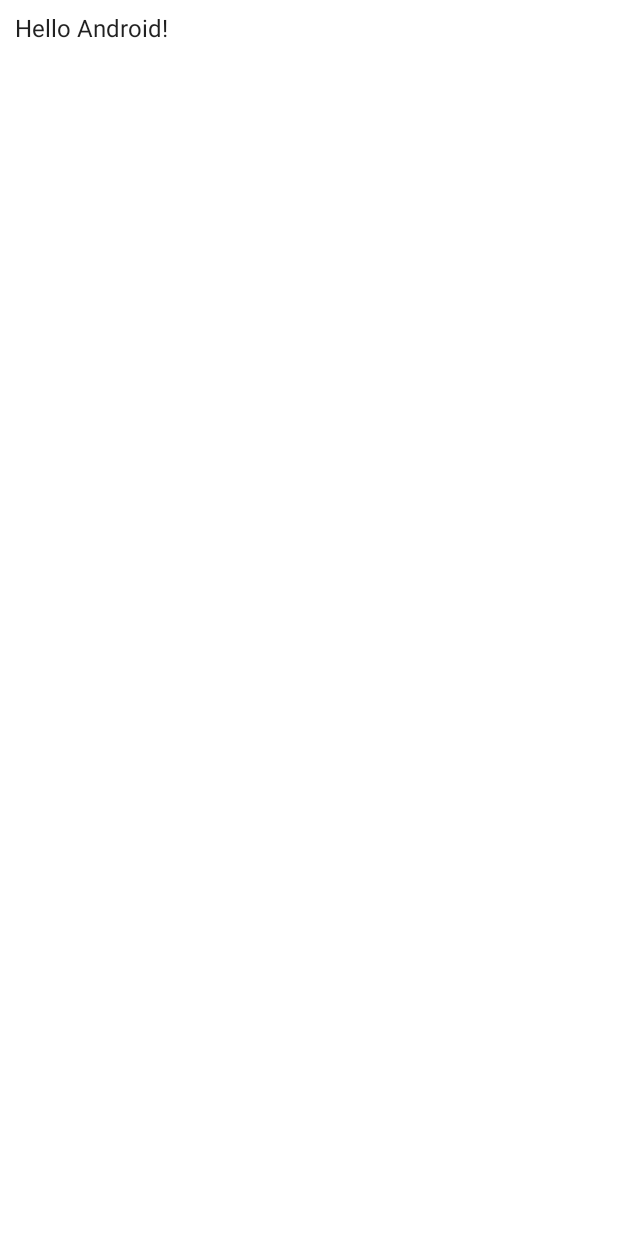
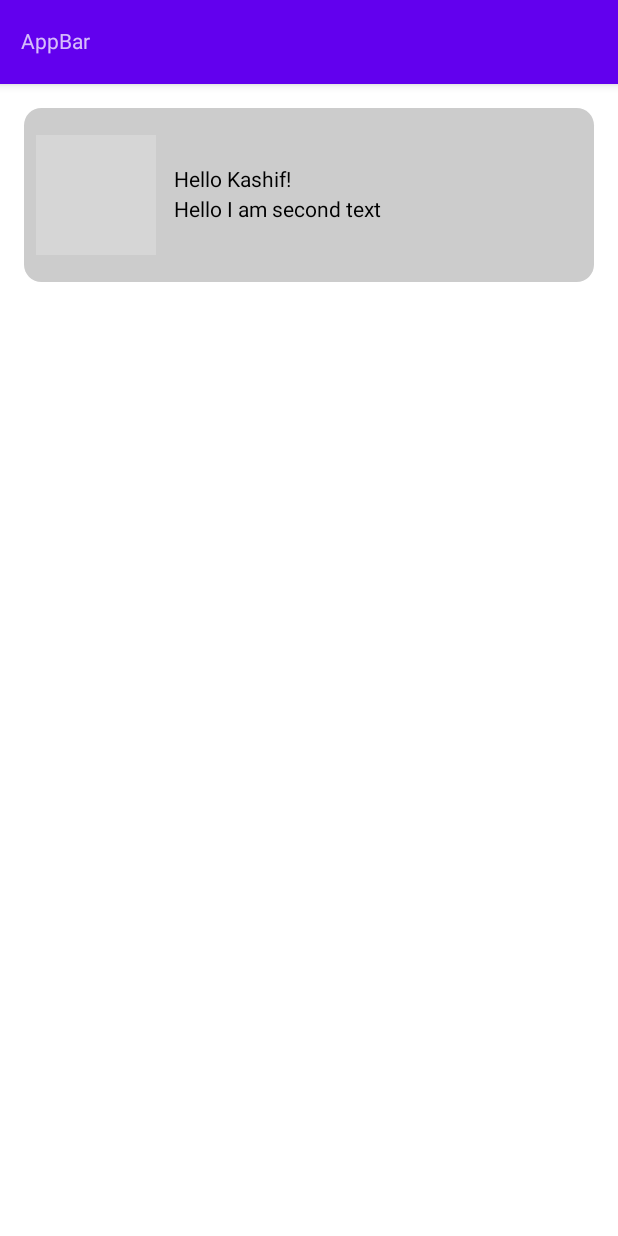
Before and after one commit to kashiflab/Jetpack-Example, an Android app built with Jetpack Compose: the screen it shows after launch (MainActivity), on a phone screen of 412 x 824 dp. Before the commit the screen is almost empty. Run offline under Robolectric (Android 15) with nearby library versions, the phone set to English and light mode, and no system bars; pictures from the network do not load; grey boxes are pictures that could not be loaded.

Commit message:
column - row - selectionContainer - Image (asset & network) - Text

```diff
--- a/app/build.gradle
+++ b/app/build.gradle
@@ -59,4 +59,8 @@ dependencies {
     androidTestImplementation "androidx.compose.ui:ui-test-junit4:$compose_version"
     debugImplementation "androidx.compose.ui:ui-tooling:$compose_version"
     debugImplementation "androidx.compose.ui:ui-test-manifest:$compose_version"
+
+    //network image library
+    implementation("io.coil-kt:coil-compose:2.1.0")
+
 }
--- a/app/src/main/AndroidManifest.xml
+++ b/app/src/main/AndroidManifest.xml
@@ -2,6 +2,8 @@
 <manifest xmlns:android="http://schemas.android.com/apk/res/android"
     xmlns:tools="http://schemas.android.com/tools"
     package="com.example.jetpack">
+
+    <uses-permission android:name="android.permission.INTERNET"/>
 
     <application
         android:allowBackup="true"
--- a/app/src/main/java/com/example/jetpack/MainActivity.kt
+++ b/app/src/main/java/com/example/jetpack/MainActivity.kt
@@ -1,45 +1,126 @@
 package com.example.jetpack
 
 import android.os.Bundle
+import android.widget.Toast
 import androidx.activity.ComponentActivity
 import androidx.activity.compose.setContent
-import androidx.compose.foundation.layout.fillMaxSize
-import androidx.compose.foundation.layout.padding
-import androidx.compose.material.MaterialTheme
-import androidx.compose.material.Surface
-import androidx.compose.material.Text
+import androidx.compose.foundation.Image
+import androidx.compose.foundation.background
+import androidx.compose.foundation.border
+import androidx.compose.foundation.clickable
+import androidx.compose.foundation.layout.*
+import androidx.compose.foundation.shape.CircleShape
+import androidx.compose.foundation.shape.RoundedCornerShape
+import androidx.compose.foundation.text.selection.SelectionContainer
+import androidx.compose.material.*
 import androidx.compose.runtime.Composable
+import androidx.compose.ui.Alignment
 import androidx.compose.ui.Modifier
+import androidx.compose.ui.draw.clip
+import androidx.compose.ui.draw.shadow
+import androidx.compose.ui.graphics.Color
+import androidx.compose.ui.graphics.RectangleShape
+import androidx.compose.ui.layout.ContentScale
+import androidx.compose.ui.platform.LocalContext
+import androidx.compose.ui.res.painterResource
+import androidx.compose.ui.res.stringResource
+import androidx.compose.ui.semantics.Role.Companion.Image
 import androidx.compose.ui.tooling.preview.Preview
 import androidx.compose.ui.unit.dp
+import coil.compose.SubcomposeAsyncImage
+import coil.compose.rememberAsyncImagePainter
 import com.example.jetpack.ui.theme.JetpackExampleTheme
 
 class MainActivity : ComponentActivity() {
+
     override fun onCreate(savedInstanceState: Bundle?) {
         super.onCreate(savedInstanceState)
+
         setContent {
-            JetpackExampleTheme {
-                // A surface container using the 'background' color from the theme
-                Surface(
-                    modifier = Modifier.fillMaxSize(),
-                    color = MaterialTheme.colors.background
-                ) {
-                    Greeting("Android")
-                }
-            }
+
+            Greeting("Kashif")
+
         }
     }
 }
 
 @Composable
 fun Greeting(name: String) {
-    Text(text = "Hello $name!", modifier = Modifier.padding(all = 10.dp))
+
+    Scaffold(
+        topBar = {
+            TopAppBar() {
+                Text("AppBar", modifier = Modifier.padding(start = 10.dp))
+            }
+        }
+    ) {
+        body(name)
+    }
+}
+
+@Composable
+fun body(name: String) {
+    val context = LocalContext.current
+    val shape = RoundedCornerShape(10)
+    SelectionContainer(
+        modifier = Modifier
+            .fillMaxWidth()
+            .padding(16.dp)
+            .background(color = Color.LightGray, shape)
+
+    ) {
+
+
+        Row(
+            modifier = Modifier
+                .padding(all = 8.dp)
+                .height(100.dp)
+                .fillMaxWidth(),
+            verticalAlignment = Alignment.CenterVertically
+        ) {
+//        Image(
+//            painter = rememberAsyncImagePainter(
+//                "https://instagram.flhe5-1.fna.fbcdn.net/v/t51.2885-19/271921836_1392141027884991_8387979883498782617_n.jpg?stp=dst-jpg_s320x320&_nc_ht=instagram.flhe5-1.fna.fbcdn.net&_nc_cat=103&_nc_ohc=_L3FKRXZGWMAX8-pjsB&edm=AOQ1c0wBAAAA&ccb=7-5&oh=00_AT9vFMpGb3dN9pn8SR2tA-jRT7jPLf0ltU6buACV6dXSBw&oe=62BD485D&_nc_sid=8fd12b",
+//                contentScale = ContentScale.None
+//            ),
+//            contentDescription = null,
+//            modifier = Modifier.requiredSize(50.dp)
+//        )
+
+            Image(
+                painter = rememberAsyncImagePainter("https://instagram.flhe5-1.fna.fbcdn.net/v/t51.2885-19/271921836_1392141027884991_8387979883498782617_n.jpg?stp=dst-jpg_s320x320&_nc_ht=instagram.flhe5-1.fna.fbcdn.net&_nc_cat=103&_nc_ohc=_L3FKRXZGWMAX8-pjsB&edm=AOQ1c0wBAAAA&ccb=7-5&oh=00_AT9vFMpGb3dN9pn8SR2tA-jRT7jPLf0ltU6buACV6dXSBw&oe=62BD485D&_nc_sid=8fd12b"),
+                contentDescription = null,
+                modifier = Modifier
+                    .size(80.dp)
+                    .clip(shape = CircleShape)
+                    .clickable {
+                        Toast
+                            .makeText(
+                                context,
+                                "Showing toast....",
+                                Toast.LENGTH_SHORT
+                            )
+                            .show()
+                    }
+            )
+            Spacer(modifier = Modifier.width(12.dp))
+            Column(
+                modifier = Modifier.fillMaxHeight(),
+                horizontalAlignment = Alignment.Start,
+                verticalArrangement = Arrangement.Center
+            ) {
+                Text(text = "Hello $name!")
+                Spacer(modifier = Modifier.height(4.dp))
+                Text(text = "Hello I am second text")
+            }
+        }
+    }
 }
 
 @Preview(showBackground = true)
 @Composable
 fun DefaultPreview() {
     JetpackExampleTheme {
-        Greeting("Android")
+        Greeting("Kashif")
     }
 }
```
